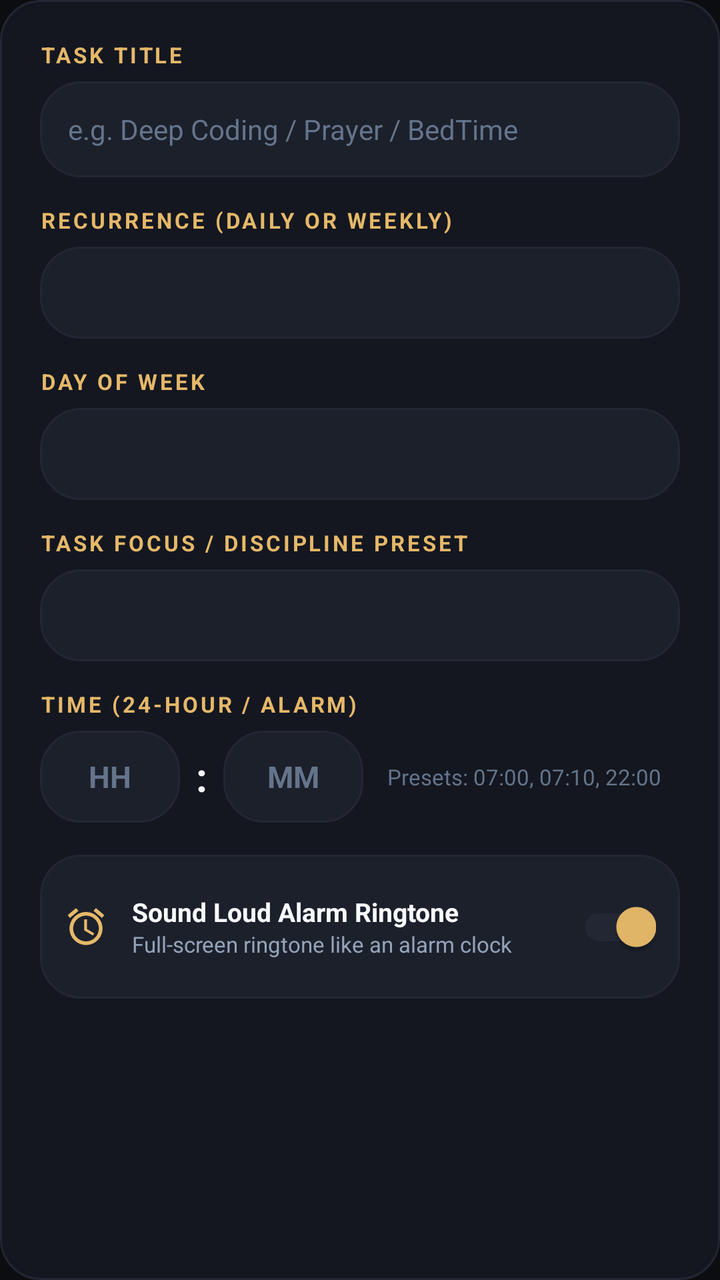
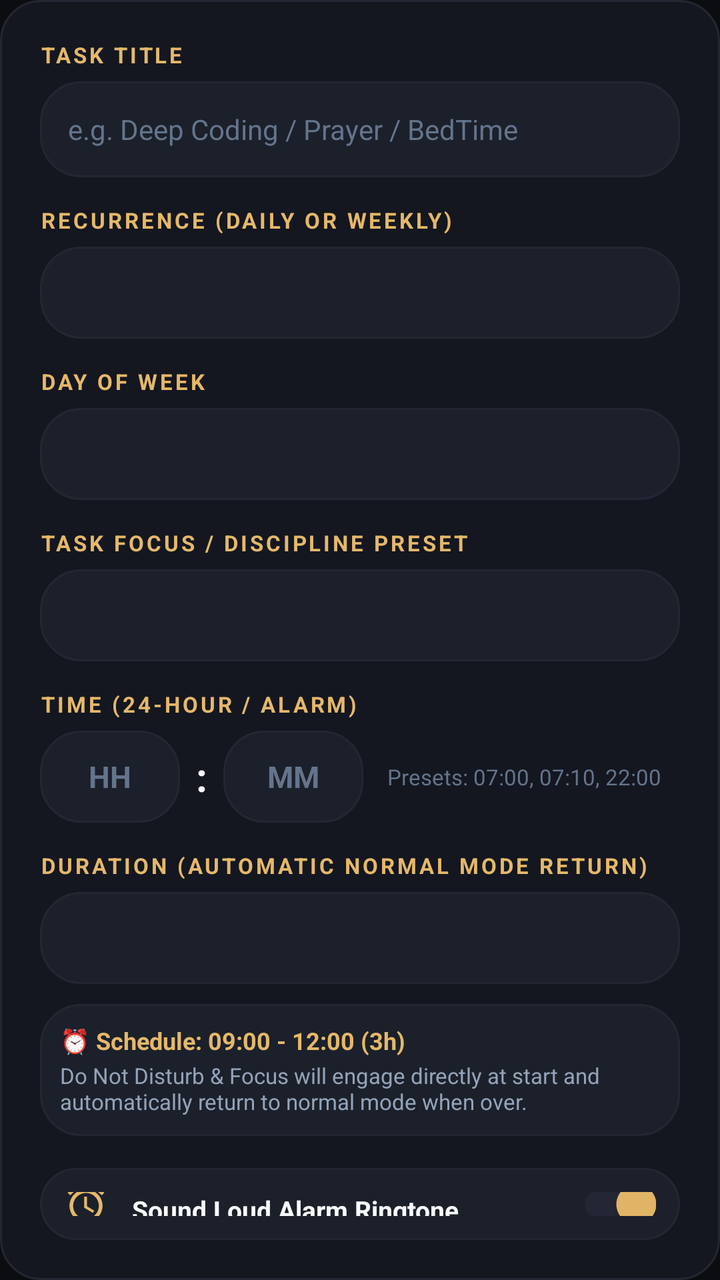

Screens rendered from an Android XML layout before and after an edit, with the pre-edit source and the edit as a unified diff.
<!-- AndroidManifest.xml: application theme Theme.NYIRABYOLife -->
<!-- res/layout/dialog_add_weekly_task.xml -->
<?xml version="1.0" encoding="utf-8"?>
<LinearLayout xmlns:android="http://schemas.android.com/apk/res/android"
    xmlns:app="http://schemas.android.com/apk/res-auto"
    android:layout_width="match_parent"
    android:layout_height="wrap_content"
    android:orientation="vertical"
    android:padding="20dp"
    android:background="@drawable/card_background">

    <TextView
        android:layout_width="wrap_content"
        android:layout_height="wrap_content"
        android:text="TASK TITLE"
        android:textColor="@color/gold_primary"
        android:textSize="11sp"
        android:textStyle="bold"
        android:letterSpacing="0.12" />

    <EditText
        android:id="@+id/etTaskTitle"
        android:layout_width="match_parent"
        android:layout_height="48dp"
        android:layout_marginTop="6dp"
        android:background="@drawable/card_background_elevated"
        android:hint="e.g. Deep Coding / Prayer / BedTime"
        android:textColor="@color/text_primary"
        android:textColorHint="@color/text_tertiary"
        android:paddingHorizontal="14dp"
        android:textSize="14sp"
        android:singleLine="true" />

    
    <TextView
        android:layout_width="wrap_content"
        android:layout_height="wrap_content"
        android:text="RECURRENCE (DAILY OR WEEKLY)"
        android:textColor="@color/gold_primary"
        android:textSize="11sp"
        android:textStyle="bold"
        android:letterSpacing="0.12"
        android:layout_marginTop="14dp" />

    <Spinner
        android:id="@+id/spinnerRecurrence"
        android:layout_width="match_parent"
        android:layout_height="46dp"
        android:layout_marginTop="6dp"
        android:background="@drawable/card_background_elevated"
        android:paddingHorizontal="12dp" />

    
    <LinearLayout
        android:id="@+id/layoutDaySelection"
        android:layout_width="match_parent"
        android:layout_height="wrap_content"
        android:orientation="vertical"
        android:layout_marginTop="14dp">

        <TextView
            android:id="@+id/lblDayOfWeek"
            android:layout_width="wrap_content"
            android:layout_height="wrap_content"
            android:text="DAY OF WEEK"
            android:textColor="@color/gold_primary"
            android:textSize="11sp"
            android:textStyle="bold"
            android:letterSpacing="0.12" />

        <Spinner
            android:id="@+id/spinnerDayOfWeek"
            android:layout_width="match_parent"
            android:layout_height="46dp"
            android:layout_marginTop="6dp"
            android:background="@drawable/card_background_elevated"
            android:paddingHorizontal="12dp" />
    </LinearLayout>

    
    <TextView
        android:layout_width="wrap_content"
        android:layout_height="wrap_content"
        android:text="TASK FOCUS / DISCIPLINE PRESET"
        android:textColor="@color/gold_primary"
        android:textSize="11sp"
        android:textStyle="bold"
        android:letterSpacing="0.12"
        android:layout_marginTop="14dp" />

    <Spinner
        android:id="@+id/spinnerTaskMode"
        android:layout_width="match_parent"
        android:layout_height="46dp"
        android:layout_marginTop="6dp"
        android:background="@drawable/card_background_elevated"
        android:paddingHorizontal="12dp" />

    
    <TextView
        android:layout_width="wrap_content"
        android:layout_height="wrap_content"
        android:text="TIME (24-HOUR / ALARM)"
        android:textColor="@color/gold_primary"
        android:textSize="11sp"
        android:textStyle="bold"
        android:letterSpacing="0.12"
        android:layout_marginTop="14dp" />

    <LinearLayout
        android:layout_width="match_parent"
        android:layout_height="wrap_content"
        android:orientation="horizontal"
        android:gravity="center_vertical"
        android:layout_marginTop="6dp">

        <EditText
            android:id="@+id/etHour"
            android:layout_width="70dp"
            android:layout_height="46dp"
            android:background="@drawable/card_background_elevated"
            android:hint="HH"
            android:inputType="number"
            android:maxLength="2"
            android:gravity="center"
            android:textColor="@color/text_primary"
            android:textColorHint="@color/text_tertiary"
            android:textSize="15sp"
            android:textStyle="bold" />

        <TextView
            android:layout_width="wrap_content"
            android:layout_height="wrap_content"
            android:text=":"
            android:textColor="@color/text_primary"
            android:textSize="20sp"
            android:textStyle="bold"
            android:paddingHorizontal="8dp" />

        <EditText
            android:id="@+id/etMinute"
            android:layout_width="70dp"
            android:layout_height="46dp"
            android:background="@drawable/card_background_elevated"
            android:hint="MM"
            android:inputType="number"
            android:maxLength="2"
            android:gravity="center"
            android:textColor="@color/text_primary"
            android:textColorHint="@color/text_tertiary"
            android:textSize="15sp"
            android:textStyle="bold" />

        <TextView
            android:id="@+id/tvQuickPresets"
            android:layout_width="0dp"
            android:layout_height="wrap_content"
            android:layout_weight="1"
            android:layout_marginStart="12dp"
            android:text="Presets: 07:00, 07:10, 22:00"
            android:textColor="@color/text_tertiary"
            android:textSize="11sp" />
    </LinearLayout>

    
    <LinearLayout
        android:layout_width="match_parent"
        android:layout_height="wrap_content"
        android:orientation="horizontal"
        android:gravity="center_vertical"
        android:layout_marginTop="16dp"
        android:padding="12dp"
        android:background="@drawable/card_background_elevated">

        <ImageView
            android:layout_width="22dp"
            android:layout_height="22dp"
            android:src="@drawable/ic_alarm"
            app:tint="@color/gold_primary"
            android:contentDescription="Alarm" />

        <LinearLayout
            android:layout_width="0dp"
            android:layout_height="wrap_content"
            android:layout_weight="1"
            android:layout_marginStart="12dp"
            android:orientation="vertical">

            <TextView
                android:layout_width="wrap_content"
                android:layout_height="wrap_content"
                android:text="Sound Loud Alarm Ringtone"
                android:textColor="@color/text_primary"
                android:textSize="13sp"
                android:textStyle="bold" />

            <TextView
                android:layout_width="wrap_content"
                android:layout_height="wrap_content"
                android:text="Full-screen ringtone like an alarm clock"
                android:textColor="@color/text_secondary"
                android:textSize="11sp" />
        </LinearLayout>

        <androidx.appcompat.widget.SwitchCompat
            android:id="@+id/switchAlarm"
            android:layout_width="wrap_content"
            android:layout_height="wrap_content"
            android:checked="true"
            app:thumbTint="@color/gold_primary"
            app:trackTint="@color/border_subtle" />
    </LinearLayout>

</LinearLayout>
<!-- resources referenced by this layout -->
<resources>
  <color name="border_subtle">#222733</color>
  <color name="gold_primary">#E5B869</color>
  <color name="text_primary">#F8FAFC</color>
  <color name="text_secondary">#94A3B8</color>
  <color name="text_tertiary">#64748B</color>
  <!-- drawable card_background (drawable) -->
  <?xml version="1.0" encoding="utf-8"?>
  <shape xmlns:android="http://schemas.android.com/apk/res/android"
      android:shape="rectangle">
      <corners android:radius="20dp" />
      <solid android:color="@color/bg_card" />
      <stroke
          android:width="1dp"
          android:color="@color/border_subtle" />
  </shape>
  <!-- drawable card_background_elevated (drawable) -->
  <?xml version="1.0" encoding="utf-8"?>
  <shape xmlns:android="http://schemas.android.com/apk/res/android"
      android:shape="rectangle">
      <corners android:radius="20dp" />
      <solid android:color="@color/bg_card_elevated" />
      <stroke
          android:width="1dp"
          android:color="@color/border_subtle" />
  </shape>
  <!-- drawable ic_alarm (drawable) -->
  <vector xmlns:android="http://schemas.android.com/apk/res/android"
      android:width="24dp"
      android:height="24dp"
      android:viewportWidth="24"
      android:viewportHeight="24">
    <path
        android:fillColor="@android:color/white"
        android:pathData="M22,5.72l-4.6,-3.86 -1.29,1.53 4.6,3.86L22,5.72zM7.88,3.39L6.6,1.86 2,5.71l1.29,1.53 4.59,-3.85zM12.5,8H11v6l4.75,2.85 0.75,-1.23 -4,-2.37V8zM12,4c-4.97,0 -9,4.03 -9,9s4.02,9 9,9c4.97,0 9,-4.03 9,-9s-4.03,-9 -9,-9zM12,20c-3.87,0 -7,-3.13 -7,-7s3.13,-7 7,-7 7,3.13 7,7 -3.13,7 -7,7z"/>
  </vector>
  <style name="Theme.NYIRABYOLife" parent="Theme.MaterialComponents.DayNight.NoActionBar">
          <item name="colorPrimary">@color/gold_primary</item>
          <item name="colorPrimaryVariant">@color/gold_dark</item>
          <item name="colorOnPrimary">@color/bg_dark</item>
          <item name="colorSecondary">@color/emerald_accent</item>
          <item name="colorSecondaryVariant">@color/emerald_dark</item>
          <item name="colorOnSecondary">@color/white</item>
          <item name="android:colorBackground">@color/bg_dark</item>
          <item name="colorSurface">@color/bg_card</item>
          <item name="colorOnSurface">@color/text_primary</item>
          <item name="android:statusBarColor">@color/bg_dark</item>
          <item name="android:navigationBarColor">@color/bg_dark</item>
          <item name="android:windowLightStatusBar" tools:targetApi="m">false</item>
          <item name="android:windowLightNavigationBar" tools:targetApi="o_mr1">false</item>
      </style>
  <color name="bg_card">#141720</color>
  <color name="bg_card_elevated">#1B202B</color>
  <color name="gold_dark">#B88E3E</color>
  <color name="bg_dark">#0B0D11</color>
  <color name="emerald_accent">#10B981</color>
  <color name="emerald_dark">#059669</color>
  <color name="white">#FFFFFFFF</color>
</resources>

<!-- the commit's change to res/layout/dialog_add_weekly_task.xml (unified diff, before → after) -->
@@ -161,6 +161,75 @@
     </LinearLayout>
 
     
+    <TextView
+        android:layout_width="wrap_content"
+        android:layout_height="wrap_content"
+        android:text="DURATION (AUTOMATIC NORMAL MODE RETURN)"
+        android:textColor="@color/gold_primary"
+        android:textSize="11sp"
+        android:textStyle="bold"
+        android:letterSpacing="0.12"
+        android:layout_marginTop="14dp" />
+
+    <LinearLayout
+        android:layout_width="match_parent"
+        android:layout_height="wrap_content"
+        android:orientation="horizontal"
+        android:gravity="center_vertical"
+        android:layout_marginTop="6dp">
+
+        <Spinner
+            android:id="@+id/spinnerDuration"
+            android:layout_width="0dp"
+            android:layout_height="46dp"
+            android:layout_weight="1"
+            android:background="@drawable/card_background_elevated"
+            android:paddingHorizontal="12dp" />
+
+        <EditText
+            android:id="@+id/etCustomDuration"
+            android:layout_width="80dp"
+            android:layout_height="46dp"
+            android:layout_marginStart="8dp"
+            android:background="@drawable/card_background_elevated"
+            android:hint="Mins"
+            android:inputType="number"
+            android:gravity="center"
+            android:textColor="@color/text_primary"
+            android:textColorHint="@color/text_tertiary"
+            android:textSize="14sp"
+            android:visibility="gone" />
+    </LinearLayout>
+
+    
+    <LinearLayout
+        android:layout_width="match_parent"
+        android:layout_height="wrap_content"
+        android:orientation="vertical"
+        android:layout_marginTop="10dp"
+        android:padding="10dp"
+        android:background="@drawable/card_background_elevated">
+
+        <TextView
+            android:id="@+id/tvCalculatedWindow"
+            android:layout_width="wrap_content"
+            android:layout_height="wrap_content"
+            android:text="⏰ Schedule: 09:00 - 12:00 (3h)"
+            android:textColor="@color/gold_primary"
+            android:textSize="12sp"
+            android:textStyle="bold" />
+
+        <TextView
+            android:id="@+id/tvDurationExplanation"
+            android:layout_width="wrap_content"
+            android:layout_height="wrap_content"
+            android:layout_marginTop="2dp"
+            android:text="Do Not Disturb &amp; Focus will engage directly at start and automatically return to normal mode when over."
+            android:textColor="@color/text_secondary"
+            android:textSize="11sp" />
+    </LinearLayout>
+
+    
     <LinearLayout
         android:layout_width="match_parent"
         android:layout_height="wrap_content"
